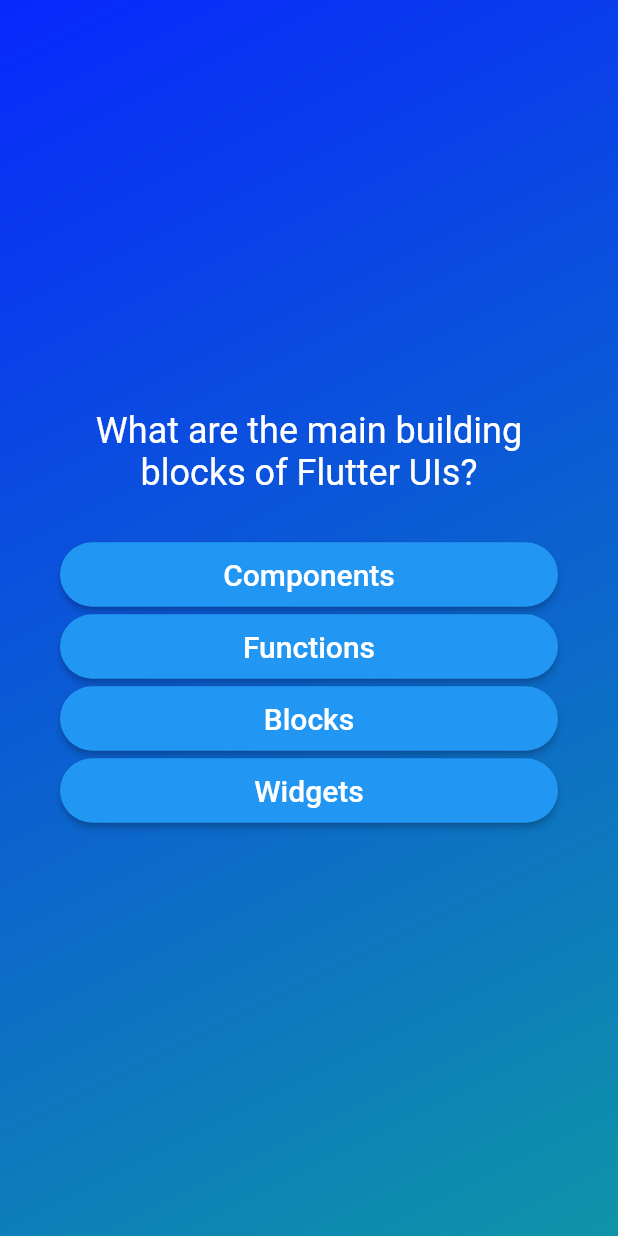
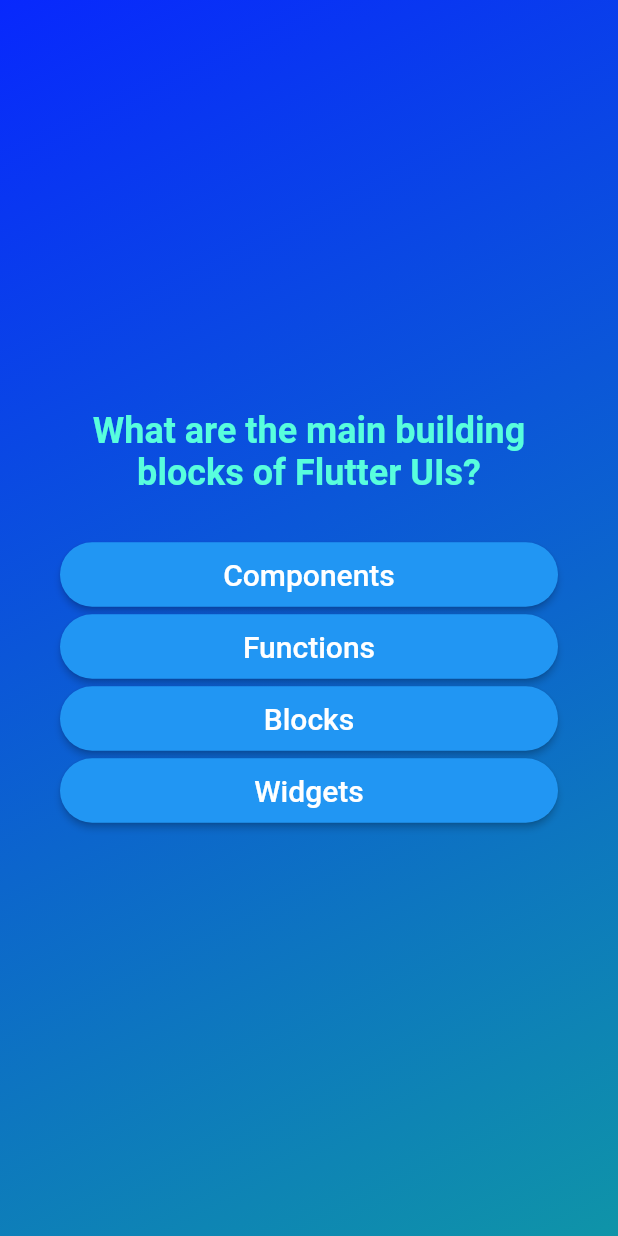
Before and after one commit to Rishi-Mishra0704/flutter_quiz, a Flutter app: the screen it shows after launch, after a tap on "Start Quiz", on a phone screen of 412 x 824 dp. Run offline on Flutter 3.47's test engine with Material 2 defaults, Android fonts, the phone set to English and light mode, and no system bars; our stand-ins replace google_fonts.

Commit message:
add google fonts

```diff
--- a/lib/answer_button.dart
+++ b/lib/answer_button.dart
@@ -22,6 +22,7 @@ class AnswerButton extends StatelessWidget {
       child: Text(
         answerText,
         style: const TextStyle(fontSize: 20),
+        textAlign: TextAlign.center,
       ),
     );
   }
--- a/lib/questions_screen.dart
+++ b/lib/questions_screen.dart
@@ -1,6 +1,7 @@
 import 'package:flutter/material.dart';
 import 'package:quiz_app/data/questions.dart';
 import 'package:quiz_app/answer_button.dart';
+import 'package:google_fonts/google_fonts.dart';
 
 class QuestionsScreen extends StatefulWidget {
   const QuestionsScreen({super.key});
@@ -34,10 +35,10 @@ class _QuestionsScreenState extends State<QuestionsScreen> {
           children: [
             Text(
               currentQuestion.question,
-              style: const TextStyle(
-                fontSize: 24,
-                color: Colors.white,
-              ),
+              style: GoogleFonts.roboto(
+                  fontSize: 24,
+                  fontWeight: FontWeight.bold,
+                  color: const Color.fromARGB(255, 88, 254, 221)),
               textAlign: TextAlign.center,
             ),
             const SizedBox(height: 30),
--- a/lib/start_screen.dart
+++ b/lib/start_screen.dart
@@ -1,7 +1,8 @@
 import 'package:flutter/material.dart';
+import 'package:google_fonts/google_fonts.dart';
 
 class StartScreen extends StatelessWidget {
-  const StartScreen(this.startQuiz,{super.key});
+  const StartScreen(this.startQuiz, {super.key});
 
   final void Function() startQuiz;
 
@@ -17,9 +18,9 @@ class StartScreen extends StatelessWidget {
             color: const Color.fromARGB(150, 255, 255, 255),
           ),
           const SizedBox(height: 30),
-          const Text(
+          Text(
             'Flutter Quiz',
-            style: TextStyle(
+            style: GoogleFonts.roboto(
               color: Colors.white,
               fontSize: 32,
               fontWeight: FontWeight.bold,
--- a/pubspec.yaml
+++ b/pubspec.yaml
@@ -32,9 +32,11 @@ dependencies:
     sdk: flutter
 
 
+
   # The following adds the Cupertino Icons font to your application.
   # Use with the CupertinoIcons class for iOS style icons.
   cupertino_icons: ^1.0.2
+  google_fonts: ^6.1.0
 
 dev_dependencies:
   flutter_test:
```
Also changed, not shown: pubspec.lock, 1 other file.
